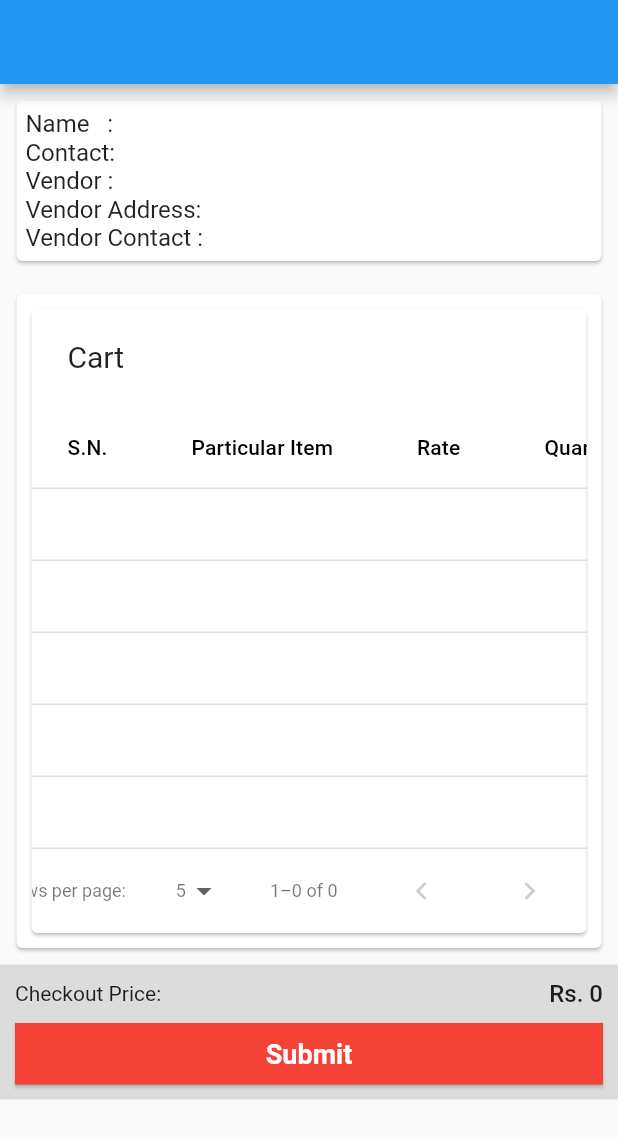
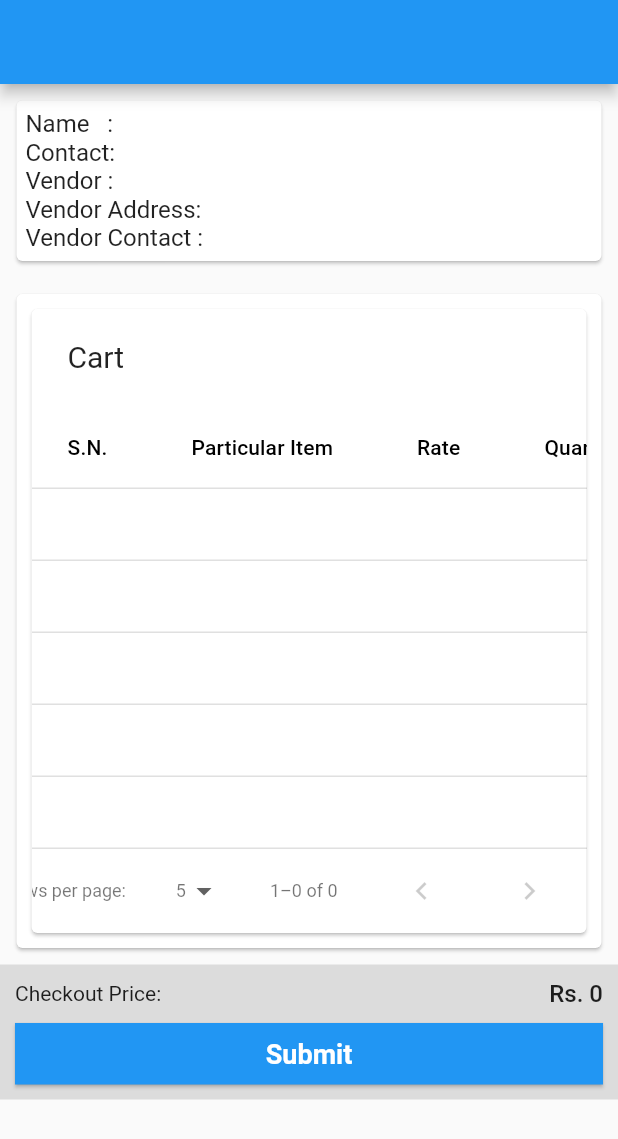
Before and after one commit to Niranjan2054/Tarkari_Customer, a Flutter app: the Confirmation screen opened directly with empty values, on a phone screen of 412 x 824 dp. Shown: the top 1139 px of the screen. Run offline on Flutter 3.47's test engine with Material 2 defaults, Android fonts, the phone set to English and light mode, and no system bars; our stand-ins replace cached_network_image, flutter_swiper; network calls fail.

Commit message:
UI color managed

```diff
--- a/lib/widget/cart.dart
+++ b/lib/widget/cart.dart
@@ -248,7 +248,7 @@ class _VegetableState extends State<Vegetable> {
           Padding(
             padding: const EdgeInsets.all(10.0),
             child: Material(
-              color: Colors.red,
+              color: Colors.blue,
               elevation: 1.0,
               child: InkWell(
                 splashColor: Colors.redAccent,
--- a/lib/widget/confirmation.dart
+++ b/lib/widget/confirmation.dart
@@ -116,7 +116,7 @@ Widget _checkoutSection(BuildContext context,int total) {
         Padding(
           padding: const EdgeInsets.all(10.0),
           child: Material(
-            color: Colors.red,
+            color: Colors.blue,
             elevation: 1.0,
             child: InkWell(
               splashColor: Colors.blueAccent,
```
Also changed, not shown: lib/widget/list.dart (+8 -6 lines).
